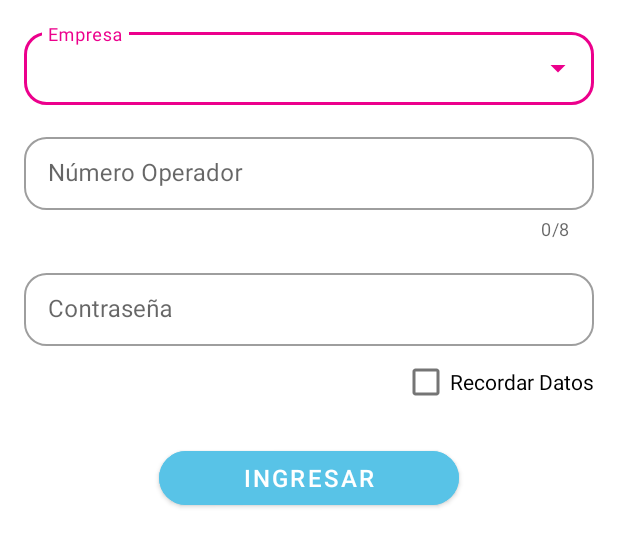
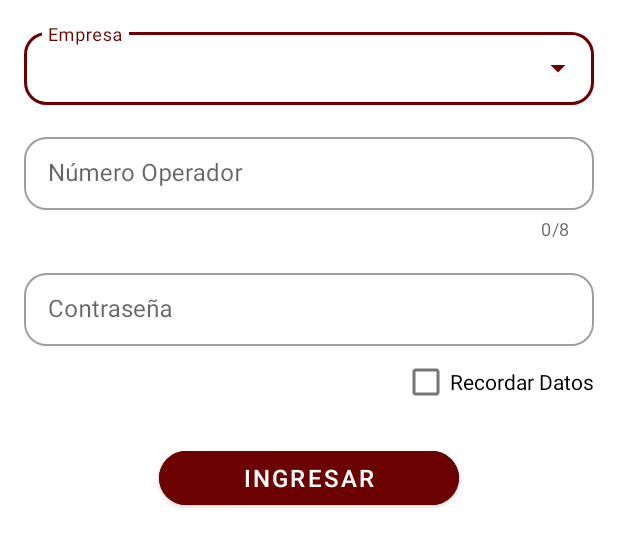
Before and after one commit to LUISADRIAN18/OperadoresTMS, an Android app: the layout activity_main.xml on its own in the app's theme, with its tools: preview values and no code run, on a phone screen of 412 x 824 dp. Shown: the top 547 px of the screen. Run offline under Robolectric (Android 15) with nearby library versions, the phone set to English and light mode, and no system bars.

Commit message:
Cambio color principal

```diff
--- a/app/src/main/res/layout/activity_main.xml
+++ b/app/src/main/res/layout/activity_main.xml
@@ -109,7 +109,7 @@
             android:textAlignment="center"
             android:layout_gravity="center"
             android:backgroundTintMode="screen"
-            android:backgroundTint="@color/azul_principal"
+
             />
 
 
--- /dev/null
+++ b/app/src/main/res/values-night/colors.xml
@@ -0,0 +1,4 @@
+<?xml version="1.0" encoding="utf-8"?>
+<resources>
+    <color name="rojo_primario">#6B0101</color>
+</resources>
--- a/app/src/main/res/values/colors.xml
+++ b/app/src/main/res/values/colors.xml
@@ -13,4 +13,5 @@
     <color name="azul_secundario">#313C8B</color>
     <color name="gris_textos_eobs">#444444</color>
     <color name="mns_error">#EF4035</color>
+    <color name="rojo_primario">#6B0101</color>
 </resources>
--- a/app/src/main/res/values/themes.xml
+++ b/app/src/main/res/values/themes.xml
@@ -2,8 +2,8 @@
     <!-- Base application theme. -->
     <style name="Theme.OperadoresTMS" parent="Theme.MaterialComponents.DayNight.NoActionBar">
         <!-- Primary brand color. -->
-        <item name="colorPrimary">@color/rosa_principal</item>
-        <item name="colorPrimaryVariant">@color/azul_principal</item>
+        <item name="colorPrimary">@color/rojo_primario</item>
+        <item name="colorPrimaryVariant">@color/rojo_primario</item>
         <item name="colorOnPrimary">@color/white</item>
         <!-- Secondary brand color. -->
         <item name="colorSecondary">@color/azul_secundario</item>
```
